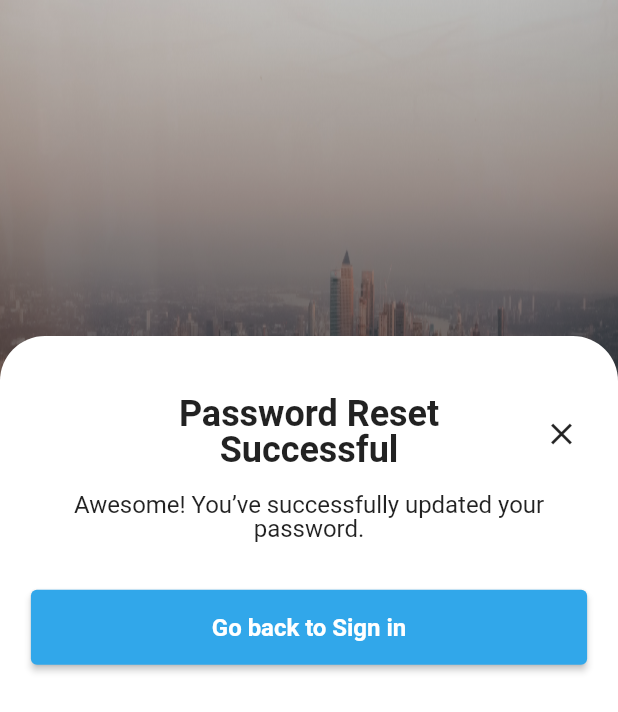
After one commit to thinhhja2001/learning_english_app, a Flutter app: the SuccessResetScreen screen opened by its route, on a phone screen of 412 x 824 dp. The commit adds this screen. Shown: the top 712 px of the screen. Run offline on Flutter 3.47's test engine with Material 2 defaults, Android fonts, the phone set to English and light mode, and no system bars.

Commit message:
Update Reset Password V1

```diff
--- /dev/null
+++ b/lib/providers/resetpassword_provider.dart
@@ -0,0 +1,12 @@
+import 'package:flutter/cupertino.dart';
+
+class ResetPasswordProvider extends ChangeNotifier {
+  bool _isValid = true;
+
+  bool get isValid => _isValid;
+
+  void changeIsValidValue() {
+    _isValid = !_isValid;
+    notifyListeners();
+  }
+}
--- /dev/null
+++ b/lib/screens/successreset_screen.dart
@@ -0,0 +1,151 @@
+import 'package:flutter/material.dart';
+
+import '../utils/colors.dart';
+
+class SuccessResetScreen extends StatelessWidget {
+  final double heightCard;
+  const SuccessResetScreen({Key? key, required this.heightCard})
+      : super(key: key);
+
+  @override
+  Widget build(BuildContext context) {
+    return Scaffold(
+      resizeToAvoidBottomInset: false,
+      body: Stack(
+        children: [
+          ShaderMask(
+            shaderCallback: (rect) {
+              return const LinearGradient(
+                      begin: Alignment.topCenter,
+                      end: Alignment.bottomCenter,
+                      colors: [Colors.transparent, Colors.black])
+                  .createShader(
+                      Rect.fromLTRB(0, -140, rect.width, rect.height * 0.8));
+            },
+            blendMode: BlendMode.darken,
+            child: Container(
+              decoration: const BoxDecoration(
+                  image: DecorationImage(
+                      image: ExactAssetImage("assets/images/background.jpg"),
+                      fit: BoxFit.fill)),
+            ),
+          ),
+          Column(
+            mainAxisAlignment: MainAxisAlignment.end,
+            children: [
+              SuccessPasswordWidget(
+                heightCard: heightCard,
+              ),
+            ],
+          )
+        ],
+      ),
+    );
+  }
+}
+
+class SuccessPasswordWidget extends StatelessWidget {
+  const SuccessPasswordWidget({
+    required double heightCard,
+    Key? key,
+  })  : _heightCard = heightCard,
+        super(key: key);
+
+  final double _heightCard;
+
+  @override
+  Widget build(BuildContext context) {
+    void changeToSignIn() {
+      Navigator.pushReplacementNamed(context, '/signin');
+    }
+
+    return SizedBox(
+      width: double.infinity,
+      height: _heightCard,
+      child: SafeArea(
+          child: Container(
+        decoration: const BoxDecoration(
+            color: Colors.white,
+            borderRadius: BorderRadius.only(
+                topLeft: Radius.circular(30), topRight: Radius.circular(30))),
+        child: Padding(
+          padding: EdgeInsets.symmetric(
+              horizontal: MediaQuery.of(context).size.width * 0.05,
+              vertical: MediaQuery.of(context).size.height * 0.05),
+          child: Column(
+            crossAxisAlignment: CrossAxisAlignment.start,
+            children: [
+              Row(
+                mainAxisAlignment: MainAxisAlignment.start,
+                crossAxisAlignment: CrossAxisAlignment.end,
+                children: [
+                  Expanded(
+                    child: Container(),
+                    flex: 1,
+                  ),
+                  const Expanded(
+                    flex: 8,
+                    child: Text(
+                      "Password Reset\nSuccessful",
+                      textAlign: TextAlign.center,
+                      style: TextStyle(
+                          fontFamily: 'Roboto',
+                          fontWeight: FontWeight.bold,
+                          fontSize: 24,
+                          height: 1,
+                          letterSpacing: -0.025),
+                    ),
+                  ),
+                  Expanded(
+                    flex: 1,
+                    child: IconButton(
+                      onPressed: changeToSignIn,
+                      icon: const Icon(Icons.close),
+                    ),
+                  ),
+                ],
+              ),
+              const Padding(
+                padding: EdgeInsets.only(top: 16),
+                child: Center(
+                  child: Text(
+                    "Awesome! You’ve successfully updated your password.",
+                    textAlign: TextAlign.center,
+                    style: TextStyle(
+                        fontFamily: 'Roboto',
+                        fontWeight: FontWeight.w400,
+                        fontSize: 16,
+                        height: 1,
+                        letterSpacing: -0.025),
+                  ),
+                ),
+              ),
+              Padding(
+                padding: const EdgeInsets.only(top: 32),
+                child: SizedBox(
+                  width: double.infinity,
+                  height: 50,
+                  child: ElevatedButton(
+                    style: ElevatedButton.styleFrom(
+                      primary: kPrimaryColor,
+                      onPrimary: Colors.white,
+                    ),
+                    onPressed: changeToSignIn,
+                    child: const Text(
+                      'Go back to Sign in',
+                      style: TextStyle(
+                          fontFamily: 'Roboto',
+                          fontWeight: FontWeight.bold,
+                          fontSize: 16,
+                          letterSpacing: -0.025),
+                    ),
+                  ),
+                ),
+              )
+            ],
+          ),
+        ),
+      )),
+    );
+  }
+}
--- a/lib/utils/constants.dart
+++ b/lib/utils/constants.dart
@@ -1 +1,3 @@
 enum CustomInputFieldType { text, password }
+
+const double defaultPadding = 4.0;
```
Also changed, not shown: lib/main.dart (+14 -1 lines), lib/screens/resetpassword_screen.dart (added, +179 -0 lines), lib/widgets/reset_password_widget.dart (added, +150 -0 lines), pubspec.yaml (+8 -3 lines), assets/fonts/Roboto-Black.ttf (added), assets/fonts/Roboto-BlackItalic.ttf (added), assets/fonts/Roboto-Bold.ttf (added), assets/fonts/Roboto-BoldItalic.ttf (added), assets/fonts/Roboto-Italic.ttf (added), assets/fonts/Roboto-Light.ttf (added), assets/fonts/Roboto-LightItalic.ttf (added), assets/fonts/Roboto-Medium.ttf (added), assets/fonts/Roboto-MediumItalic.ttf (added), assets/fonts/Roboto-Regular.ttf (added), 3 more files.
